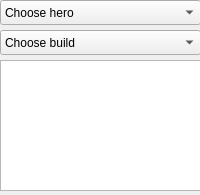
The window that hbc.ui (gmelodie/heroes_builds_cheatsheet) describes before a commit, drawn with Qt 5.
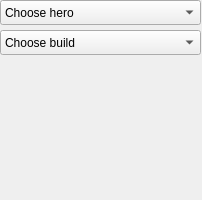
The same window after the commit.

Commit message: First functional version of hbc

Patch:
```diff
--- a/hbc.ui
+++ b/hbc.ui
@@ -6,8 +6,8 @@
    <rect>
     <x>0</x>
     <y>0</y>
-    <width>200</width>
-    <height>195</height>
+    <width>202</width>
+    <height>200</height>
    </rect>
   </property>
   <property name="windowTitle">
@@ -56,15 +56,18 @@
      </property>
     </item>
    </widget>
-   <widget class="QTextBrowser" name="textBrowser">
+   <widget class="QLabel" name="label">
     <property name="geometry">
      <rect>
-      <x>0</x>
-      <y>60</y>
-      <width>201</width>
-      <height>131</height>
+      <x>40</x>
+      <y>70</y>
+      <width>141</width>
+      <height>141</height>
      </rect>
     </property>
+    <property name="text">
+     <string/>
+    </property>
    </widget>
   </widget>
  </widget>
```
The commit also changes 2 other files.
